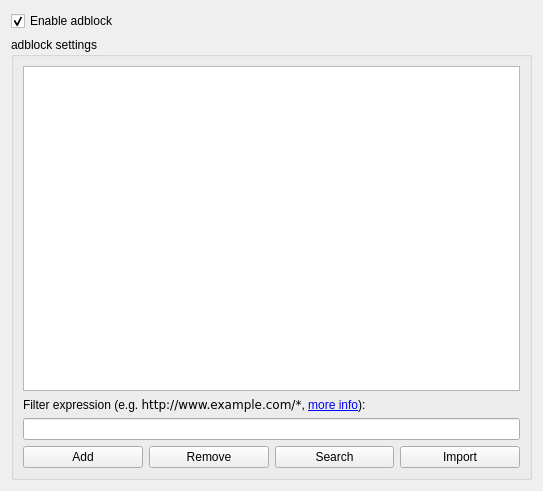
Old version of the form src/adblock/webkitadblock.ui in the repository KDE/rekonq.
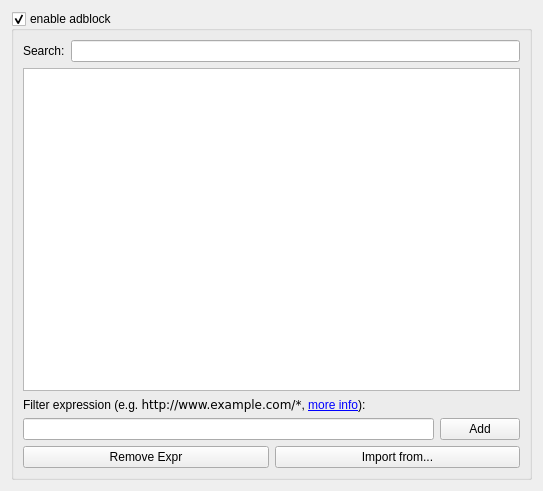
New version of the form. Custom widgets are drawn as their Qt base class.

Commit message: A new kcmshell named "webkit adblock" to set... (guess what?!) First bits work, seems enough for this evening

The edit to the form file:
```diff
--- a/src/adblock/webkitadblock.ui
+++ b/src/adblock/webkitadblock.ui
@@ -14,24 +14,38 @@
    <string>Form</string>
   </property>
   <layout class="QVBoxLayout" name="verticalLayout_2">
-   <item>
-    <widget class="QCheckBox" name="enableAdblock">
-     <property name="text">
-      <string>Enable adblock</string>
-     </property>
-     <property name="checked">
-      <bool>true</bool>
-     </property>
-    </widget>
-   </item>
    <item>
     <widget class="QGroupBox" name="groupBox">
      <property name="title">
-      <string>adblock settings</string>
+      <string>enable adblock</string>
+     </property>
+     <property name="checkable">
+      <bool>true</bool>
+     </property>
+     <property name="checked">
+      <bool>true</bool>
      </property>
      <layout class="QVBoxLayout" name="verticalLayout">
       <item>
-       <widget class="KListWidget" name="klistWidget"/>
+       <layout class="QHBoxLayout" name="horizontalLayout_3">
+        <item>
+         <widget class="QLabel" name="label_2">
+          <property name="text">
+           <string>Search:</string>
+          </property>
+         </widget>
+        </item>
+        <item>
+         <widget class="KListWidgetSearchLine" name="searchLine">
+          <property name="text">
+           <string/>
+          </property>
+         </widget>
+        </item>
+       </layout>
+      </item>
+      <item>
+       <widget class="KListWidget" name="listWidget"/>
       </item>
       <item>
        <widget class="QLabel" name="label">
@@ -41,10 +55,10 @@
        </widget>
       </item>
       <item>
-       <widget class="KListWidgetSearchLine" name="searchline"/>
-      </item>
-      <item>
-       <layout class="QHBoxLayout" name="horizontalLayout">
+       <layout class="QHBoxLayout" name="horizontalLayout_2">
+        <item>
+         <widget class="KLineEdit" name="lineEdit"/>
+        </item>
         <item>
          <widget class="QPushButton" name="addButton">
           <property name="text">
@@ -52,24 +66,21 @@
           </property>
          </widget>
         </item>
+       </layout>
+      </item>
+      <item>
+       <layout class="QHBoxLayout" name="horizontalLayout">
         <item>
          <widget class="QPushButton" name="removeButton">
           <property name="text">
-           <string>Remove</string>
-          </property>
-         </widget>
-        </item>
-        <item>
-         <widget class="QPushButton" name="searchButton">
-          <property name="text">
-           <string>Search</string>
+           <string>Remove Expr</string>
           </property>
          </widget>
         </item>
         <item>
          <widget class="QPushButton" name="importButton">
           <property name="text">
-           <string>Import</string>
+           <string>Import from...</string>
           </property>
          </widget>
         </item>
```
The commit also changes 5 other files.
